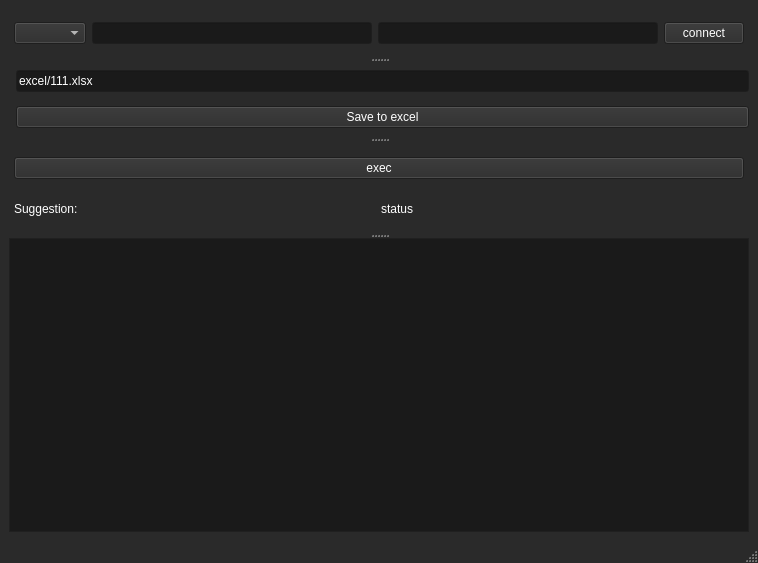
This is table.ui in gfifgfifofich/DB_loader as Qt 5 draws it before an edit. The edited form follows.
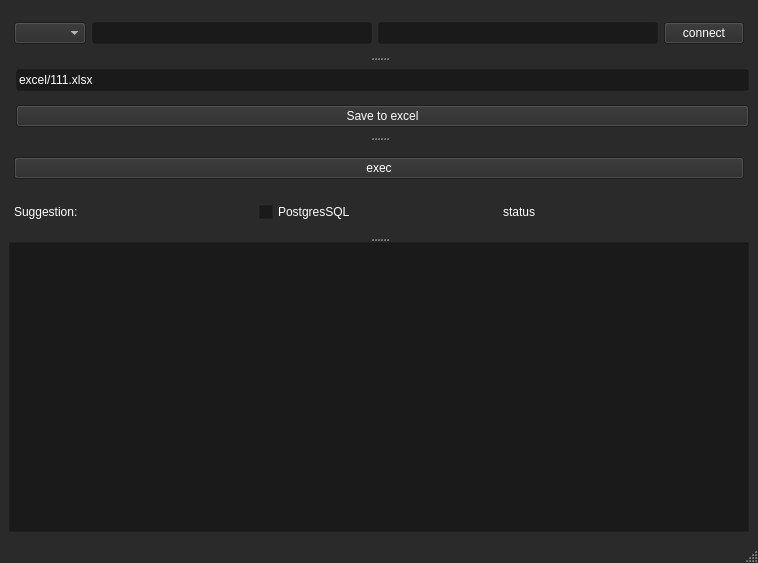
This is the edited form.

Commit message: Postgres-style sql toggle

The edit to the form file:
```diff
--- a/table.ui
+++ b/table.ui
@@ -610,6 +610,13 @@
             </property>
            </widget>
           </item>
+          <item>
+           <widget class="QCheckBox" name="checkBox">
+            <property name="text">
+             <string>PostgresSQL</string>
+            </property>
+           </widget>
+          </item>
           <item>
            <widget class="QLabel" name="statuslabel">
             <property name="text">
```
The commit also changes 6 other files.
